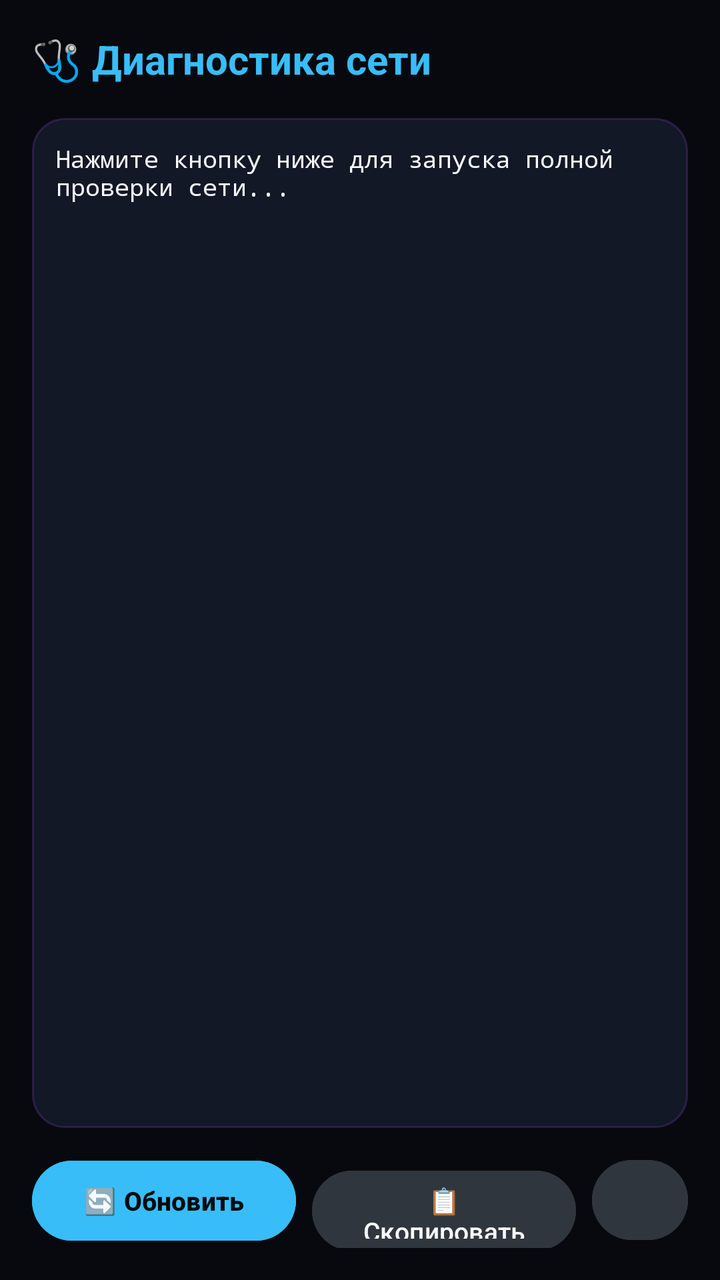
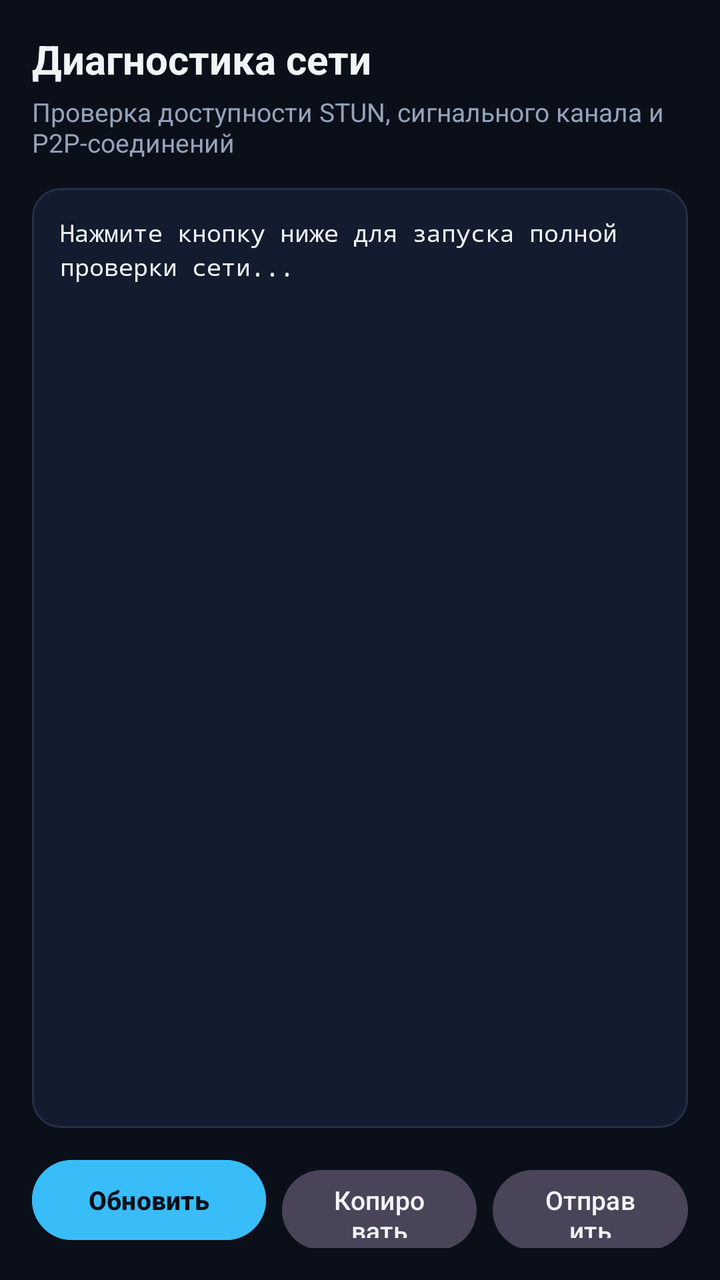

Screens rendered from an Android XML layout before and after an edit, with the pre-edit source and the edit as a unified diff.
<!-- AndroidManifest.xml: application theme Theme.NatBypass -->
<!-- res/layout/activity_diagnostics.xml -->
<?xml version="1.0" encoding="utf-8"?>
<LinearLayout xmlns:android="http://schemas.android.com/apk/res/android"
    android:layout_width="match_parent"
    android:layout_height="match_parent"
    android:background="@color/bg_dark"
    android:orientation="vertical"
    android:padding="16dp">

    <TextView
        android:layout_width="wrap_content"
        android:layout_height="wrap_content"
        android:text="🩺 Диагностика сети"
        android:textColor="@color/accent_blue"
        android:textSize="20sp"
        android:textStyle="bold" />

    <ScrollView
        android:layout_width="match_parent"
        android:layout_height="0dp"
        android:layout_marginTop="16dp"
        android:layout_weight="1"
        android:background="@drawable/bg_card"
        android:padding="12dp">

        <TextView
            android:id="@+id/tvDiagLogs"
            android:layout_width="match_parent"
            android:layout_height="wrap_content"
            android:fontFamily="monospace"
            android:text="Нажмите кнопку ниже для запуска полной проверки сети..."
            android:textColor="@color/text_primary"
            android:textIsSelectable="true"
            android:textSize="12sp" />
    </ScrollView>

    <LinearLayout
        android:layout_width="match_parent"
        android:layout_height="wrap_content"
        android:layout_marginTop="12dp"
        android:orientation="horizontal">

        <Button
            android:id="@+id/btnRunDiag"
            android:layout_width="0dp"
            android:layout_height="48dp"
            android:layout_weight="1"
            android:backgroundTint="@color/accent_blue"
            android:text="🔄 Обновить"
            android:textColor="@color/bg_dark"
            android:textSize="13sp"
            android:textStyle="bold" />

        <Button
            android:id="@+id/btnCopyLogs"
            android:layout_width="0dp"
            android:layout_height="48dp"
            android:layout_marginStart="8dp"
            android:layout_weight="1"
            android:backgroundTint="#30363d"
            android:text="📋 Скопировать"
            android:textColor="@color/text_primary"
            android:textSize="13sp" />

        <Button
            android:id="@+id/btnShareLogs"
            android:layout_width="48dp"
            android:layout_height="48dp"
            android:layout_marginStart="8dp"
            android:backgroundTint="#30363d"
            android:text="📤"
            android:textColor="@color/text_primary" />
    </LinearLayout>

</LinearLayout>
<!-- resources referenced by this layout -->
<resources>
  <color name="accent_blue">#38BDF8</color>
  <color name="bg_dark">#07090E</color>
  <color name="text_primary">#F8FAFC</color>
  <!-- drawable bg_card (drawable) -->
  <?xml version="1.0" encoding="utf-8"?>
  <shape xmlns:android="http://schemas.android.com/apk/res/android">
      <solid android:color="@color/card_bg" />
      <stroke android:width="1dp" android:color="@color/border_dark" />
      <corners android:radius="16dp" />
  </shape>
  <style name="Theme.NatBypass" parent="Theme.Material3.Dark.NoActionBar">
          <item name="android:windowBackground">@color/bg_dark</item>
          <item name="android:statusBarColor">@color/bg_dark</item>
          <item name="android:navigationBarColor">@color/bg_dark</item>
          <item name="colorPrimary">@color/accent_blue</item>
          <item name="colorSecondary">@color/green_online</item>
          <item name="colorSurface">@color/panel_dark</item>
      </style>
  <color name="card_bg">#121826</color>
  <color name="border_dark">#33A855F7</color>
  <color name="green_online">#10B981</color>
  <color name="panel_dark">#0E121D</color>
</resources>

<!-- the commit's change to res/layout/activity_diagnostics.xml (unified diff, before → after) -->
@@ -1,4 +1,4 @@
-<?xml version="1.0" encoding="utf-8"?>
+﻿<?xml version="1.0" encoding="utf-8"?>
 <LinearLayout xmlns:android="http://schemas.android.com/apk/res/android"
     android:layout_width="match_parent"
     android:layout_height="match_parent"
@@ -9,24 +9,33 @@
     <TextView
         android:layout_width="wrap_content"
         android:layout_height="wrap_content"
-        android:text="🩺 Диагностика сети"
-        android:textColor="@color/accent_blue"
+        android:text="Диагностика сети"
+        android:textColor="@color/text_primary"
         android:textSize="20sp"
         android:textStyle="bold" />
+
+    <TextView
+        android:layout_width="wrap_content"
+        android:layout_height="wrap_content"
+        android:layout_marginTop="4dp"
+        android:text="Проверка доступности STUN, сигнального канала и P2P-соединений"
+        android:textColor="@color/text_secondary"
+        android:textSize="13sp" />
 
     <ScrollView
         android:layout_width="match_parent"
         android:layout_height="0dp"
-        android:layout_marginTop="16dp"
+        android:layout_marginTop="14dp"
         android:layout_weight="1"
         android:background="@drawable/bg_card"
-        android:padding="12dp">
+        android:padding="14dp">
 
         <TextView
             android:id="@+id/tvDiagLogs"
             android:layout_width="match_parent"
             android:layout_height="wrap_content"
             android:fontFamily="monospace"
+            android:lineSpacingExtra="3dp"
             android:text="Нажмите кнопку ниже для запуска полной проверки сети..."
             android:textColor="@color/text_primary"
             android:textIsSelectable="true"
@@ -41,34 +50,37 @@
 
         <Button
             android:id="@+id/btnRunDiag"
+            style="@style/Widget.Material3.Button"
             android:layout_width="0dp"
             android:layout_height="48dp"
-            android:layout_weight="1"
+            android:layout_weight="1.2"
             android:backgroundTint="@color/accent_blue"
-            android:text="🔄 Обновить"
+            android:text="Обновить"
             android:textColor="@color/bg_dark"
             android:textSize="13sp"
             android:textStyle="bold" />
 
         <Button
             android:id="@+id/btnCopyLogs"
+            style="@style/Widget.Material3.Button.TonalButton"
             android:layout_width="0dp"
             android:layout_height="48dp"
             android:layout_marginStart="8dp"
             android:layout_weight="1"
-            android:backgroundTint="#30363d"
-            android:text="📋 Скопировать"
+            android:text="Копировать"
             android:textColor="@color/text_primary"
             android:textSize="13sp" />
 
         <Button
             android:id="@+id/btnShareLogs"
-            android:layout_width="48dp"
+            style="@style/Widget.Material3.Button.TonalButton"
+            android:layout_width="0dp"
             android:layout_height="48dp"
             android:layout_marginStart="8dp"
-            android:backgroundTint="#30363d"
-            android:text="📤"
-            android:textColor="@color/text_primary" />
+            android:layout_weight="1"
+            android:text="Отправить"
+            android:textColor="@color/text_primary"
+            android:textSize="13sp" />
     </LinearLayout>
 
 </LinearLayout>
<!-- resource entries referenced after the edit -->
@@ -1,14 +1,15 @@
 <!-- resources referenced by this layout -->
 <resources>
   <color name="accent_blue">#38BDF8</color>
-  <color name="bg_dark">#07090E</color>
-  <color name="text_primary">#F8FAFC</color>
+  <color name="bg_dark">#0B0F19</color>
+  <color name="text_primary">#F1F5F9</color>
+  <color name="text_secondary">#94A3B8</color>
   <!-- drawable bg_card (drawable) -->
-  <?xml version="1.0" encoding="utf-8"?>
+  ﻿<?xml version="1.0" encoding="utf-8"?>
   <shape xmlns:android="http://schemas.android.com/apk/res/android">
       <solid android:color="@color/card_bg" />
       <stroke android:width="1dp" android:color="@color/border_dark" />
-      <corners android:radius="16dp" />
+      <corners android:radius="14dp" />
   </shape>
   <style name="Theme.NatBypass" parent="Theme.Material3.Dark.NoActionBar">
           <item name="android:windowBackground">@color/bg_dark</item>
@@ -18,9 +19,9 @@
           <item name="colorSecondary">@color/green_online</item>
           <item name="colorSurface">@color/panel_dark</item>
       </style>
-  <color name="card_bg">#121826</color>
-  <color name="border_dark">#33A855F7</color>
+  <color name="card_bg">#131B2E</color>
+  <color name="border_dark">#243048</color>
   <color name="green_online">#10B981</color>
-  <color name="panel_dark">#0E121D</color>
+  <color name="panel_dark">#131B2E</color>
 </resources>
 
